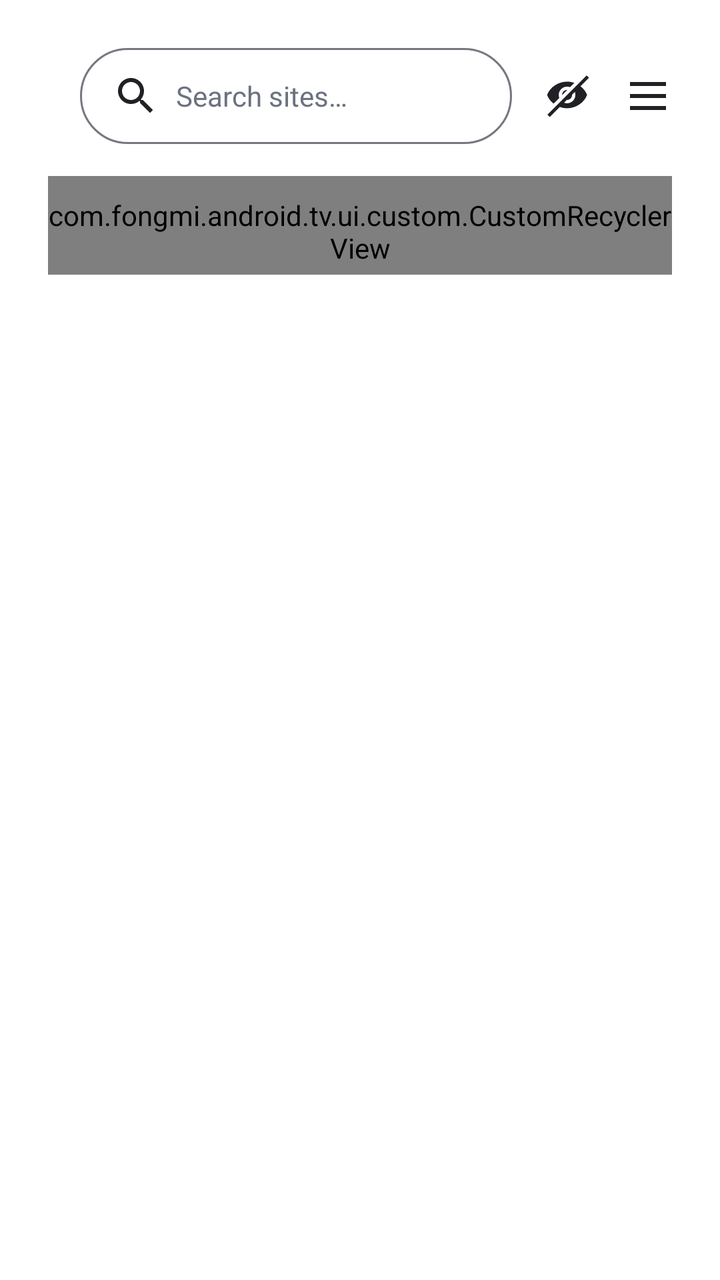
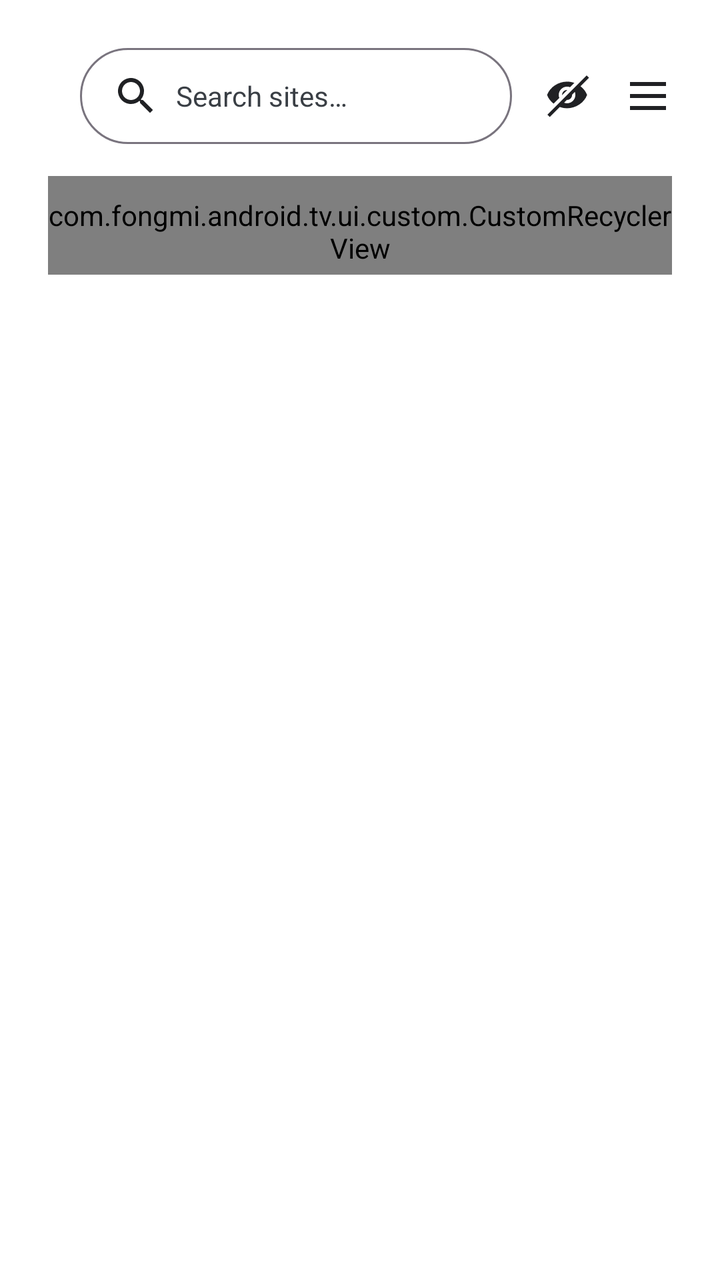

Compare the two renders of this Android layout. The source of the first and the diff that turns it into the second are given below.
<!-- AndroidManifest.xml: another module's application theme Theme.App -->
<!-- res/layout/dialog_site.xml -->
<?xml version="1.0" encoding="utf-8"?>
<androidx.appcompat.widget.LinearLayoutCompat xmlns:android="http://schemas.android.com/apk/res/android"
    xmlns:app="http://schemas.android.com/apk/res-auto"
    android:layout_width="match_parent"
    android:layout_height="wrap_content"
    android:background="@drawable/shape_shell_proxy_dialog"
    android:orientation="vertical"
    android:padding="24dp">

    <androidx.appcompat.widget.LinearLayoutCompat
        android:layout_width="match_parent"
        android:layout_height="wrap_content"
        android:gravity="center_vertical"
        android:orientation="horizontal">

        <View
            android:layout_width="8dp"
            android:layout_height="8dp"
            android:layout_marginEnd="8dp" />

        <com.google.android.material.textfield.TextInputEditText
            android:id="@+id/keyword"
            android:layout_width="0dp"
            android:layout_height="48dp"
            android:layout_weight="1"
            android:background="@drawable/shape_danmaku_search_keyword"
            android:drawablePadding="8dp"
            android:gravity="center_vertical"
            android:hint="@string/site_search_hint"
            android:imeOptions="actionSearch"
            android:inputType="textCapWords|textAutoCorrect|textAutoComplete"
            android:maxLength="255"
            android:paddingStart="16dp"
            android:paddingEnd="16dp"
            android:singleLine="true"
            android:textColor="#121417"
            android:textColorHint="#6B7280"
            android:textSize="14sp"
            app:drawableStartCompat="@drawable/ic_site_search"
            app:drawableTint="@color/dialog_outlined_button_text" />

        <androidx.appcompat.widget.AppCompatImageView
            android:id="@+id/block"
            android:layout_width="24dp"
            android:layout_height="48dp"
            android:layout_marginStart="16dp"
            android:background="?attr/selectableItemBackgroundBorderless"
            android:padding="0dp"
            android:scaleType="center"
            android:src="@drawable/ic_site_hidden"
            app:tint="@color/dialog_outlined_button_text" />

        <androidx.appcompat.widget.AppCompatImageView
            android:id="@+id/search"
            android:layout_width="24dp"
            android:layout_height="48dp"
            android:layout_marginStart="16dp"
            android:background="?attr/selectableItemBackgroundBorderless"
            android:padding="0dp"
            android:scaleType="center"
            android:src="@drawable/ic_site_single_column"
            app:tint="@color/dialog_outlined_button_text" />

    </androidx.appcompat.widget.LinearLayoutCompat>

    <HorizontalScrollView
        android:id="@+id/groupScroll"
        android:layout_width="match_parent"
        android:layout_height="wrap_content"
        android:layout_marginTop="12dp"
        android:clipToPadding="false"
        android:overScrollMode="never"
        android:scrollbars="none"
        android:visibility="gone">

        <androidx.appcompat.widget.LinearLayoutCompat
            android:id="@+id/groupList"
            android:layout_width="wrap_content"
            android:layout_height="wrap_content"
            android:orientation="horizontal" />

    </HorizontalScrollView>

    <com.fongmi.android.tv.ui.custom.CustomRecyclerView
        android:id="@+id/recycler"
        android:layout_width="match_parent"
        android:layout_height="wrap_content"
        android:layout_marginTop="16dp"
        android:clipChildren="false"
        android:clipToPadding="false"
        android:overScrollMode="never"
        android:paddingTop="10dp"
        android:paddingBottom="4dp"
        app:layoutManager="androidx.recyclerview.widget.LinearLayoutManager"
        app:maxHeight="376dp" />

</androidx.appcompat.widget.LinearLayoutCompat>
<!-- resources referenced by this layout -->
<resources>
  <!-- drawable ic_site_hidden (drawable) -->
  <vector xmlns:android="http://schemas.android.com/apk/res/android"
      android:width="24dp"
      android:height="24dp"
      android:viewportWidth="1024"
      android:viewportHeight="1024">
      <path
          android:fillColor="@android:color/white"
          android:pathData="M205,675.3l121.7,-121.7c-8,-19.5 -12.4,-40.9 -12.4,-64c0,-97.7 79.9,-177.7 177.7,-177.7c23.1,0 44.4,4.4 64,12.4l91.5,-91.5C597.8,215 545.3,205.3 492,205.3c-186.5,0 -366,118.1 -426.4,284.3c26.6,72.9 76.3,136.8 139.4,185.7z" />
      <path
          android:fillColor="@android:color/white"
          android:pathData="M385.3,489.6v5.3L497.2,383h-5.3c-58.6,0 -106.6,48 -106.6,106.6zM778.8,304L960,122.8l-50.6,-50.6L72.6,908.9l50.6,50.6l214.1,-214.1c49.4,18.8 101.7,28.4 154.6,28.4c185.7,0 366.9,-118.1 427.3,-284.3c-26.7,-72.7 -77.3,-136.7 -140.4,-185.5zM491.9,667.3c-22.2,0 -44.4,-4.4 -64,-12.4l59.5,-59.5h5.3c58.6,0 106.6,-48 106.6,-106.6v-5.3l59.5,-59.5c6.2,21.3 10.7,43.5 10.7,65.7c0.1,97.6 -79.9,177.6 -177.6,177.6z" />
  </vector>
  <!-- drawable ic_site_search (drawable) -->
  <vector xmlns:android="http://schemas.android.com/apk/res/android"
      android:width="24dp"
      android:height="24dp"
      android:tint="?attr/colorControlNormal"
      android:viewportWidth="24"
      android:viewportHeight="24">
      <path
          android:fillColor="@android:color/white"
          android:pathData="M15.5,14h-0.79l-0.28,-0.27C15.41,12.59 16,11.11 16,9.5 16,5.91 13.09,3 9.5,3S3,5.91 3,9.5 5.91,16 9.5,16c1.61,0 3.09,-0.59 4.23,-1.57l0.27,0.28v0.79l5,4.99L20.49,19l-4.99,-5zM9.5,14C7.01,14 5,11.99 5,9.5S7.01,5 9.5,5 14,7.01 14,9.5 11.99,14 9.5,14z" />
  </vector>
  <!-- drawable ic_site_single_column (drawable) -->
  <vector xmlns:android="http://schemas.android.com/apk/res/android"
      android:width="24dp"
      android:height="24dp"
      android:tint="?attr/colorControlNormal"
      android:viewportWidth="24"
      android:viewportHeight="24">
      <path
          android:fillColor="@android:color/white"
          android:pathData="M3,5h18v2H3V5zM3,11h18v2H3v-2zM3,17h18v2H3v-2z" />
  </vector>
  <!-- drawable shape_danmaku_search_keyword (drawable) -->
  <?xml version="1.0" encoding="utf-8"?>
  <shape xmlns:android="http://schemas.android.com/apk/res/android"
      android:shape="rectangle">
  
      <corners android:radius="28dp" />
  
      <stroke
          android:width="1dp"
          android:color="?attr/colorOutline" />
  
      <padding
          android:bottom="12dp"
          android:left="16dp"
          android:right="16dp"
          android:top="12dp" />
  
  </shape>
  <!-- drawable shape_shell_proxy_dialog (drawable) -->
  <?xml version="1.0" encoding="utf-8"?>
  <shape xmlns:android="http://schemas.android.com/apk/res/android"
      android:shape="rectangle">
  
      <solid android:color="@color/white" />
  
      <corners android:radius="8dp" />
  
  </shape>
  <string name="site_search_hint">Search sites…</string>
  <style name="Theme.App" parent="Theme.XingChen">
          <item name="android:windowDisablePreview">true</item>
          <item name="android:windowSplashScreenBackground">#000000</item>
          <item name="android:windowBackground">#000000</item>
      </style>
  <color name="white">#FFFFFF</color>
  <style name="Theme.XingChen" parent="Theme.Material3.DayNight.NoActionBar">
          <item name="android:windowBackground">@android:color/transparent</item>
                <item name="android:colorBackground">@android:color/transparent</item>
          <item name="colorPrimary">#f0a400</item>
          <item name="colorPrimaryVariant">#c07f00</item>
          <item name="colorOnPrimary">@android:color/white</item>
      </style>
</resources>

<!-- the commit's change to res/layout/dialog_site.xml (unified diff, before → after) -->
@@ -34,7 +34,7 @@
             android:paddingEnd="16dp"
             android:singleLine="true"
             android:textColor="#121417"
-            android:textColorHint="#6B7280"
+            android:textColorHint="#3A3F45"
             android:textSize="14sp"
             app:drawableStartCompat="@drawable/ic_site_search"
             app:drawableTint="@color/dialog_outlined_button_text" />
